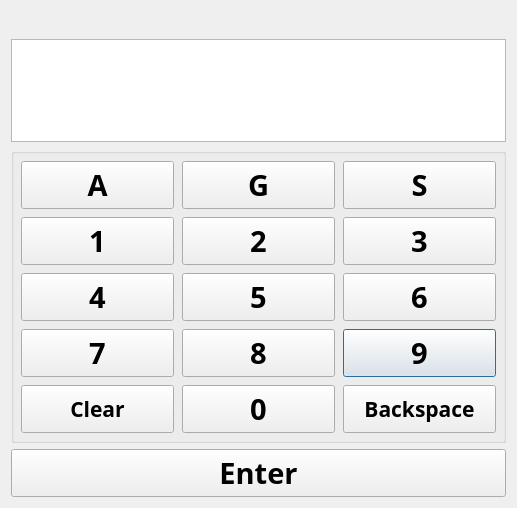
aliciabillings-noaa/CLAMS, file ui/SWFSCBCNumPad.ui: the form before one commit.
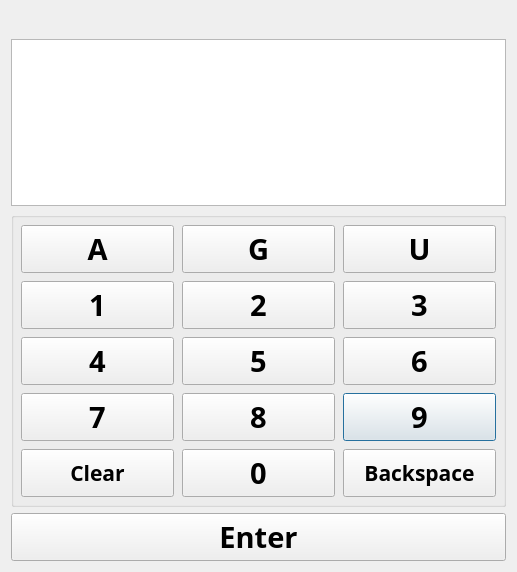
The form after the commit.

```diff
--- a/ui/SWFSCBCNumPad.ui
+++ b/ui/SWFSCBCNumPad.ui
@@ -10,7 +10,7 @@
     <x>0</x>
     <y>0</y>
     <width>517</width>
-    <height>508</height>
+    <height>572</height>
    </rect>
   </property>
   <property name="windowTitle">
@@ -373,7 +373,7 @@
          </font>
         </property>
         <property name="text">
-         <string>S</string>
+         <string>U</string>
         </property>
        </widget>
       </item>
```
Left out of the diff: 2 changed lines with no effect on the pictures.
